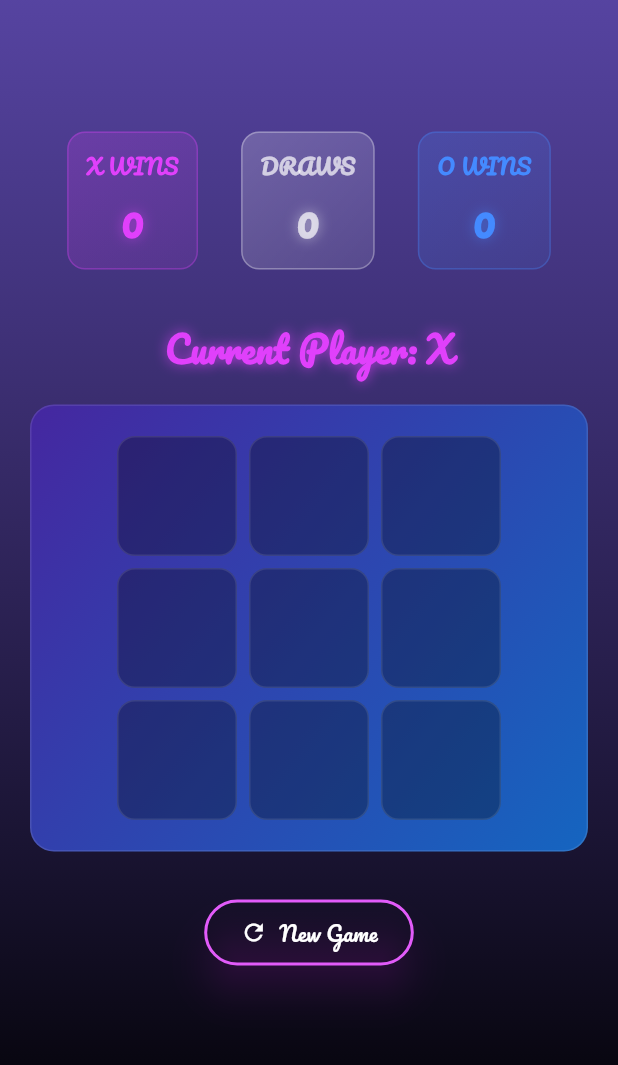
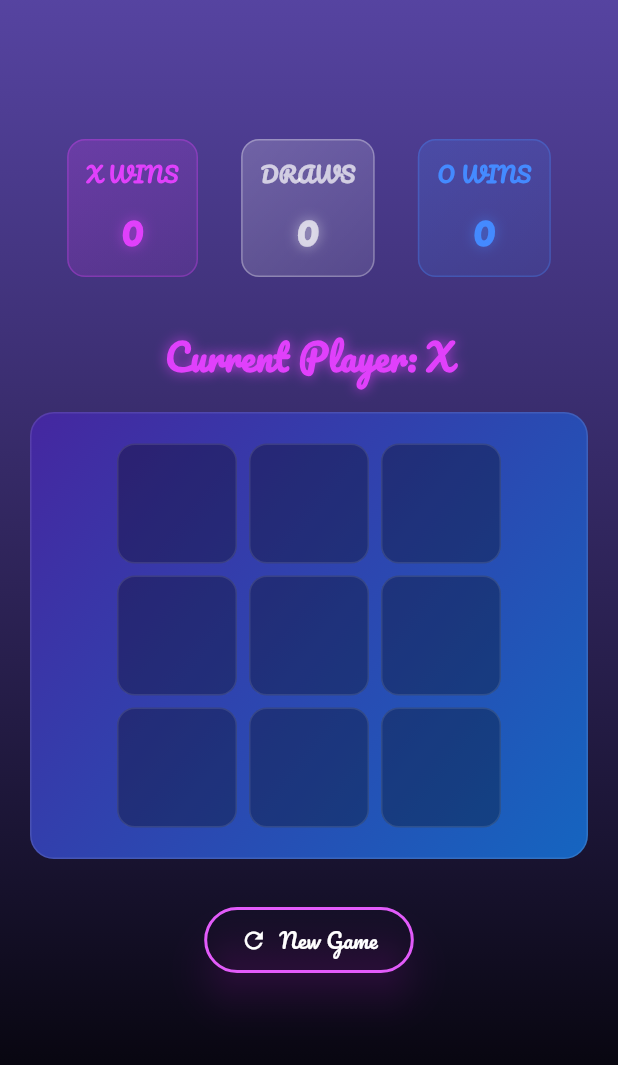
Before and after one commit to AADHIX/PRODIGY_AD_04, a Flutter app: the GameScreen screen opened directly, on a phone screen of 412 x 824 dp, the part 65-1130 px from its top. Run offline on Flutter 3.47's test engine with Material 3 defaults, Android fonts, the phone set to English and light mode, and no system bars; our stand-ins replace confetti, google_fonts, lottie.

Commit message:
I nit 13

```diff
--- a/lib/main.dart
+++ b/lib/main.dart
@@ -656,7 +656,7 @@ class _GameScreenState extends State<GameScreen> {
 
  Widget _buildResetButton() {
   return Padding(
-    padding: const EdgeInsets.only(top: 30.0, bottom: 20),
+    padding: const EdgeInsets.only(top: 30.0, bottom: 10),
     child: ElevatedButton.icon(
       onPressed: resetGame,
       icon: const Icon(Icons.refresh),
```
